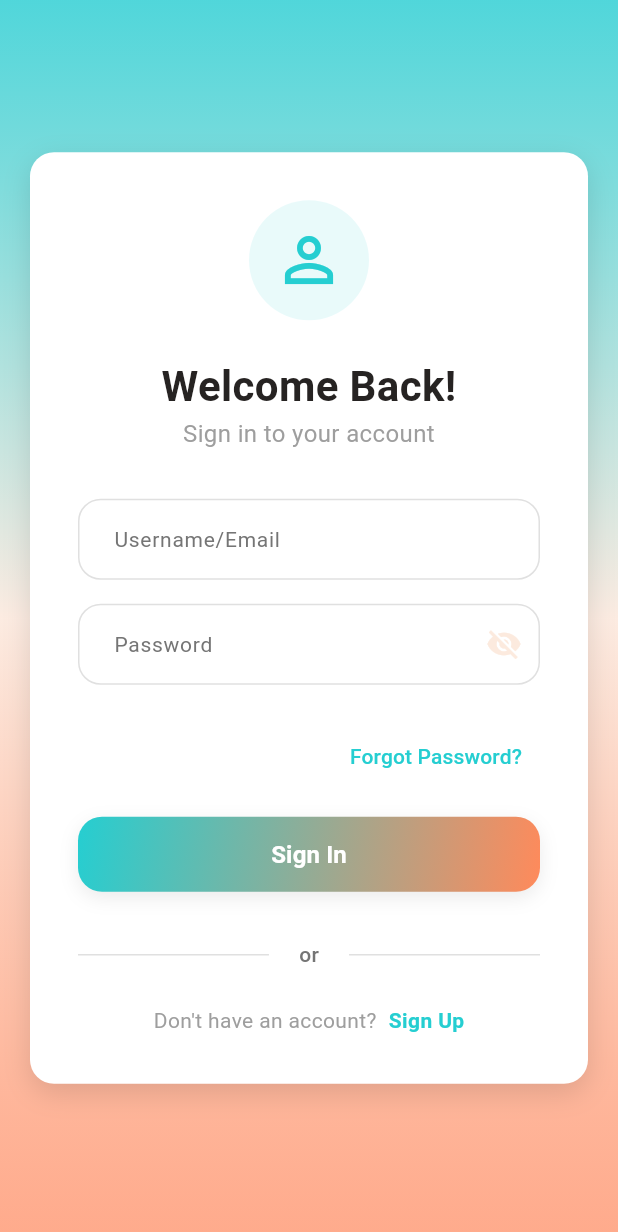
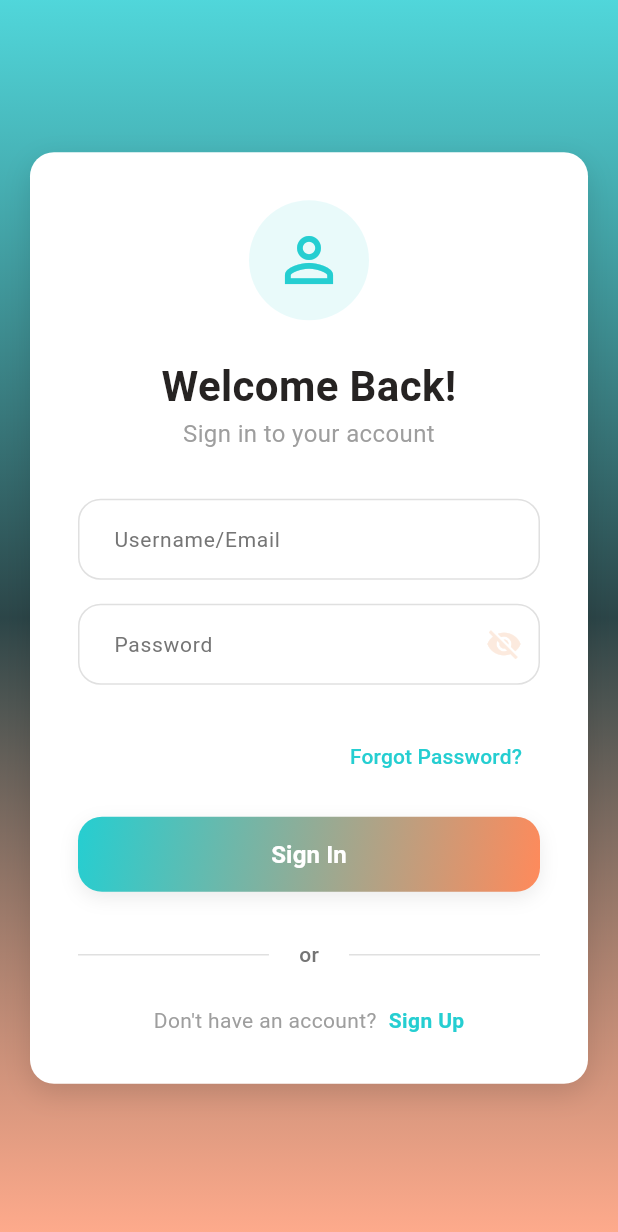
Before and after one commit to RadwaThooliyath/code_learn, a Flutter app: the LoginPage screen opened directly, on a phone screen of 412 x 824 dp. Shown: the top 1232 px of the screen. Run offline on Flutter 3.47's test engine with Material 3 defaults, Android fonts, the light colour scheme and no system bars; our stand-ins replace flutter_svg, lottie, shared_preferences, youtube_player_flutter; accounts and stored records are empty.

Commit message:
login page style change

```diff
--- a/lib/view/loginPage.dart
+++ b/lib/view/loginPage.dart
@@ -40,12 +40,13 @@ class _LoginPageState extends State<LoginPage> {
     return Scaffold(
       body: Container(
         decoration: BoxDecoration(
+
           gradient: LinearGradient(
             begin: Alignment.topCenter,
             end: Alignment.bottomCenter,
             colors: [
               AppColors.robinEggBlue.withValues(alpha: 0.8),
-              AppColors.champagnePink.withValues(alpha: 0.9),
+              AppColors.logoDarkTeal.withValues(alpha: 0.9),
               AppColors.coral.withValues(alpha: 0.7),
             ],
           ),
```
